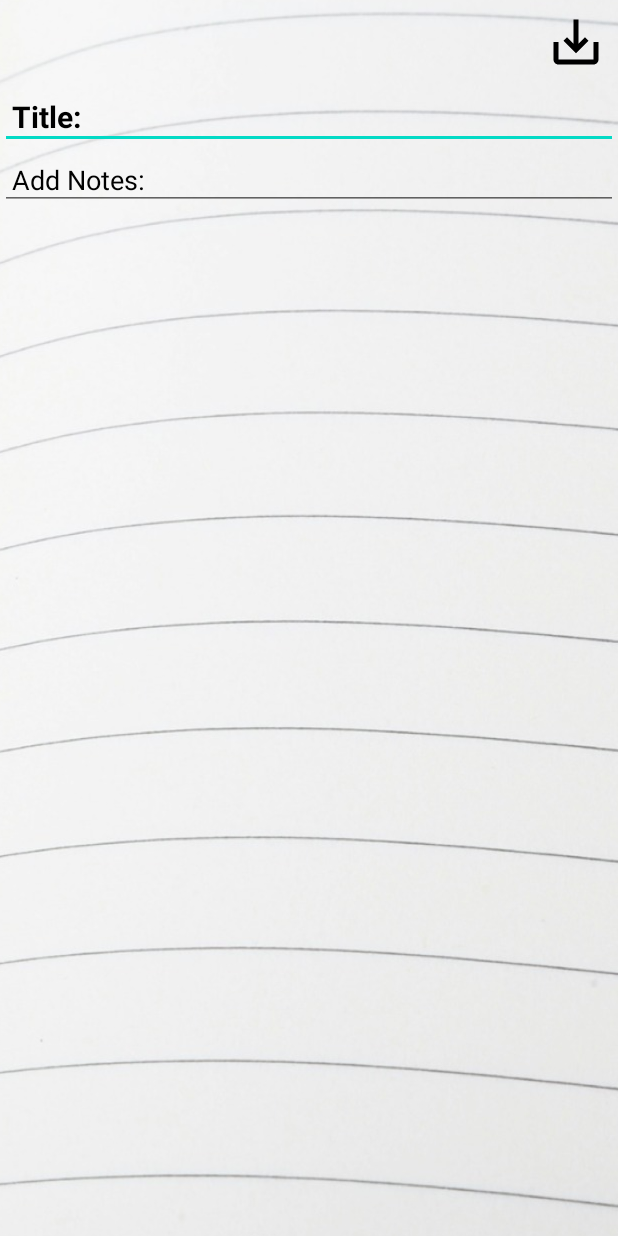
After one commit to jiyeong97/CodeClauseInternship_StickyNoteApp, an Android app: the NotesTakerActivity screen opened directly, with no data from a screen before it, on a phone screen of 412 x 824 dp. The commit adds this screen. Run offline under Robolectric (Android 15) with nearby library versions, the phone set to English and light mode, and no system bars.

Commit message:
Note Edit page Update

```diff
--- a/app/src/main/AndroidManifest.xml
+++ b/app/src/main/AndroidManifest.xml
@@ -12,6 +12,10 @@
         android:theme="@style/Theme.StickyNoteApp"
         tools:targetApi="31">
         <activity
+            android:name=".NotesTakerActivity"
+            android:theme="@style/Theme.NoteApp.NoActionBar"
+            android:exported="false" />
+        <activity
             android:name=".MainActivity"
             android:exported="true">
             <intent-filter>
--- a/app/src/main/java/com/example/stickynoteapp/MainActivity.java
+++ b/app/src/main/java/com/example/stickynoteapp/MainActivity.java
@@ -1,14 +1,69 @@
 package com.example.stickynoteapp;
 
 import androidx.appcompat.app.AppCompatActivity;
+import androidx.cardview.widget.CardView;
+import androidx.recyclerview.widget.LinearLayoutManager;
+import androidx.recyclerview.widget.RecyclerView;
+import androidx.recyclerview.widget.StaggeredGridLayoutManager;
 
+import android.content.Intent;
 import android.os.Bundle;
+import android.view.View;
+import android.widget.LinearLayout;
+
+import com.example.stickynoteapp.Adapters.NotesListAdapter;
+import com.example.stickynoteapp.Daatabase.RoomDB;
+import com.example.stickynoteapp.Models.Notes;
+import com.google.android.material.floatingactionbutton.FloatingActionButton;
+
+import java.util.ArrayList;
+import java.util.List;
 
 public class MainActivity extends AppCompatActivity {
+    RecyclerView recyclerView;
+    NotesListAdapter notesListAdapter;
+    List<Notes> notes = new ArrayList<>();
+    RoomDB database;
+    FloatingActionButton fab_add;
 
     @Override
     protected void onCreate(Bundle savedInstanceState) {
         super.onCreate(savedInstanceState);
         setContentView(R.layout.activity_main);
+
+        recyclerView = findViewById(R.id.recycler_home);
+        fab_add = findViewById(R.id.fab_add);
+
+        database = RoomDB.getInstance(this);
+        notes = database.mainDAO().getAll();
+
+        updateRecycler(notes);
+
+        fab_add.setOnClickListener(new View.OnClickListener() {
+            @Override
+            public void onClick(View view) {
+                Intent intent = new Intent(MainActivity.this, NotesTakerActivity.class);
+                startActivityForResult(intent, 101);
+            }
+        });
     }
+
+    private void updateRecycler(List<Notes> notes) {
+        recyclerView.setHasFixedSize(true);
+        recyclerView.setLayoutManager(new StaggeredGridLayoutManager(2, LinearLayoutManager.VERTICAL));
+        notesListAdapter = new NotesListAdapter(MainActivity.this, notes, notesClickListener);
+        recyclerView.setAdapter(notesListAdapter);
+    }
+
+    private final NotesClickListener notesClickListener = new NotesClickListener() {
+        @Override
+        public void onClick(Notes notes) {
+
+        }
+
+        @Override
+        public void onLongClick(Notes notes, CardView cardView) {
+
+        }
+    };
 }
--- /dev/null
+++ b/app/src/main/java/com/example/stickynoteapp/NotesTakerActivity.java
@@ -0,0 +1,14 @@
+package com.example.stickynoteapp;
+
+import androidx.appcompat.app.AppCompatActivity;
+
+import android.os.Bundle;
+
+public class NotesTakerActivity extends AppCompatActivity {
+
+    @Override
+    protected void onCreate(Bundle savedInstanceState) {
+        super.onCreate(savedInstanceState);
+        setContentView(R.layout.activity_notes_taker);
+    }
+}
--- /dev/null
+++ b/app/src/main/res/drawable/save_icon.xml
@@ -0,0 +1,5 @@
+<vector android:height="24dp" android:tint="#FFFFFF"
+    android:viewportHeight="24" android:viewportWidth="24"
+    android:width="24dp" xmlns:android="http://schemas.android.com/apk/res/android">
+    <path android:fillColor="@android:color/white" android:pathData="M19,12v7L5,19v-7L3,12v7c0,1.1 0.9,2 2,2h14c1.1,0 2,-0.9 2,-2v-7h-2zM13,12.67l2.59,-2.58L17,11.5l-5,5 -5,-5 1.41,-1.41L11,12.67L11,3h2z"/>
+</vector>
--- a/app/src/main/res/layout/activity_main.xml
+++ b/app/src/main/res/layout/activity_main.xml
@@ -20,6 +20,7 @@
         android:layout_alignParentEnd="true"
         android:layout_margin="24dp"
         android:src="@drawable/plusicon"
+        android:tint="@android:color/white"
         app:backgroundTint="@color/btnGreen"
         android:layout_width="wrap_content"
         android:layout_height="wrap_content"/>
--- /dev/null
+++ b/app/src/main/res/layout/activity_notes_taker.xml
@@ -0,0 +1,46 @@
+<?xml version="1.0" encoding="utf-8"?>
+<LinearLayout xmlns:android="http://schemas.android.com/apk/res/android"
+    xmlns:app="http://schemas.android.com/apk/res-auto"
+    xmlns:tools="http://schemas.android.com/tools"
+    android:layout_width="match_parent"
+    android:layout_height="match_parent"
+    android:orientation="vertical"
+    android:background="@drawable/backgroundimg"
+    tools:context=".NotesTakerActivity">
+    <androidx.appcompat.widget.Toolbar
+        android:id="@+id/toolbar_notes"
+        android:layout_width="match_parent"
+        android:layout_height="?attr/actionBarSize">
+        <RelativeLayout
+            android:layout_width="match_parent"
+            android:layout_height="wrap_content">
+            <ImageView
+                android:id="@+id/imageView_save"
+                android:layout_alignParentEnd="true"
+                android:tint="@android:color/black"
+                android:src="@drawable/save_icon"
+                android:padding="8dp"
+                android:layout_width="?attr/actionBarSize"
+                android:layout_height="?attr/actionBarSize"/>
+        </RelativeLayout>
+    </androidx.appcompat.widget.Toolbar>
+    <EditText
+        android:id="@+id/editText_title"
+        android:hint="Title: "
+        android:textColorHint="@color/black"
+        android:padding="8dp"
+        android:textStyle="bold"
+        android:textSize="20sp"
+        android:singleLine="true"
+        android:layout_width="match_parent"
+        android:layout_height="wrap_content"/>
+    <EditText
+        android:id="@+id/editText_notes"
+        android:hint="Add Notes:"
+        android:textColorHint="@color/black"
+        android:padding="8dp"
+        android:textStyle="normal"
+        android:textSize="18sp"
+        android:layout_width="match_parent"
+        android:layout_height="wrap_content"/>
+</LinearLayout>
--- a/app/src/main/res/values-night/themes.xml
+++ b/app/src/main/res/values-night/themes.xml
@@ -13,4 +13,18 @@
         <item name="android:statusBarColor">?attr/colorPrimaryVariant</item>
         <!-- Customize your theme here. -->
     </style>
+
+    <style name="Theme.NoteApp.NoActionBar" parent="Theme.MaterialComponents.DayNight.NoActionBar">
+        <!-- Primary brand color. -->
+        <item name="colorPrimary">@color/purple_200</item>
+        <item name="colorPrimaryVariant">@color/purple_700</item>
+        <item name="colorOnPrimary">@color/black</item>
+        <!-- Secondary brand color. -->
+        <item name="colorSecondary">@color/teal_200</item>
+        <item name="colorSecondaryVariant">@color/teal_200</item>
+        <item name="colorOnSecondary">@color/black</item>
+        <!-- Status bar color. -->
+        <item name="android:statusBarColor">?attr/colorPrimaryVariant</item>
+        <!-- Customize your theme here. -->
+    </style>
 </resources>
--- a/app/src/main/res/values/colors.xml
+++ b/app/src/main/res/values/colors.xml
@@ -13,4 +13,5 @@
     <color name="noteRed">#FEA895</color>
     <color name="noteBlue">#96D4EF</color>
     <color name="noteGreen">#C2EE97</color>
+    <color name="backgroundWhite">#F3F3F3</color>
 </resources>
--- a/app/src/main/res/values/themes.xml
+++ b/app/src/main/res/values/themes.xml
@@ -13,4 +13,18 @@
         <item name="android:statusBarColor">?attr/colorPrimaryVariant</item>
         <!-- Customize your theme here. -->
     </style>
+
+    <style name="Theme.NoteApp.NoActionBar" parent="Theme.MaterialComponents.DayNight.NoActionBar">
+        <!-- Primary brand color. -->
+        <item name="colorPrimary">@color/purple_500</item>
+        <item name="colorPrimaryVariant">@color/purple_700</item>
+        <item name="colorOnPrimary">@color/white</item>
+        <!-- Secondary brand color. -->
+        <item name="colorSecondary">@color/teal_200</item>
+        <item name="colorSecondaryVariant">@color/teal_700</item>
+        <item name="colorOnSecondary">@color/black</item>
+        <!-- Status bar color. -->
+        <item name="android:statusBarColor">?attr/colorPrimaryVariant</item>
+        <!-- Customize your theme here. -->
+    </style>
 </resources>
```
